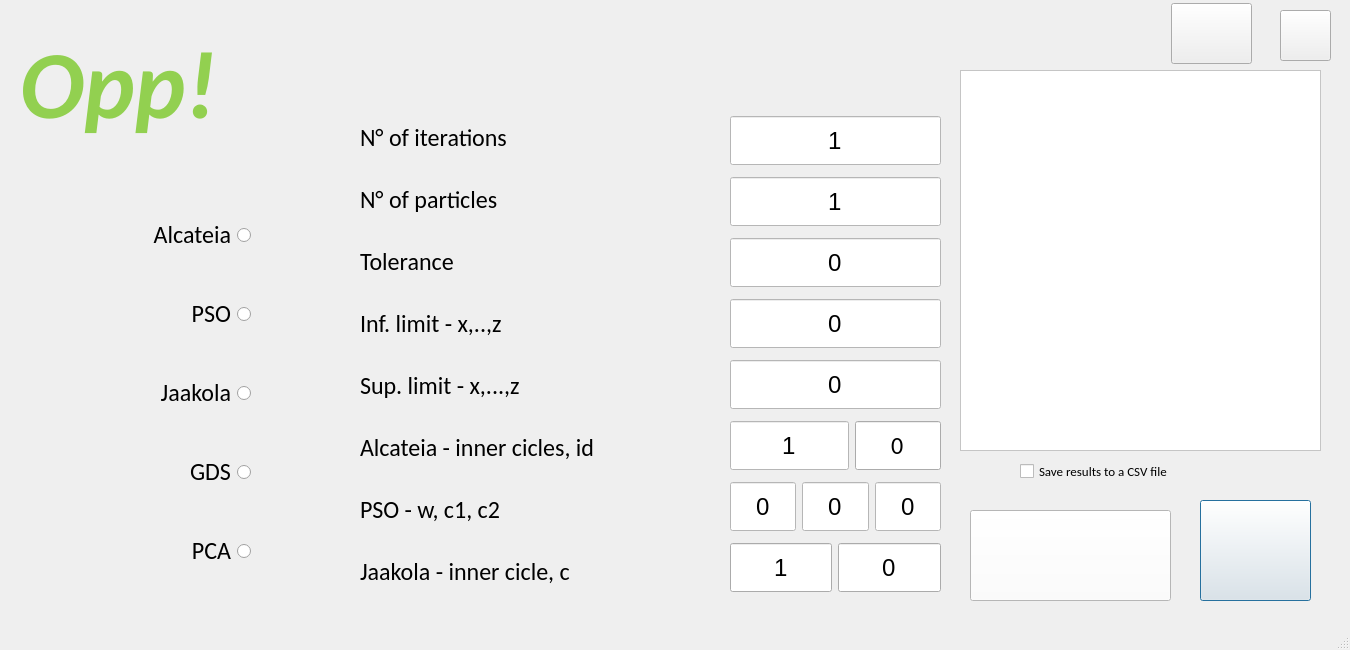
Old version of the form opp_gui.ui in the repository LukeKort/Opp.
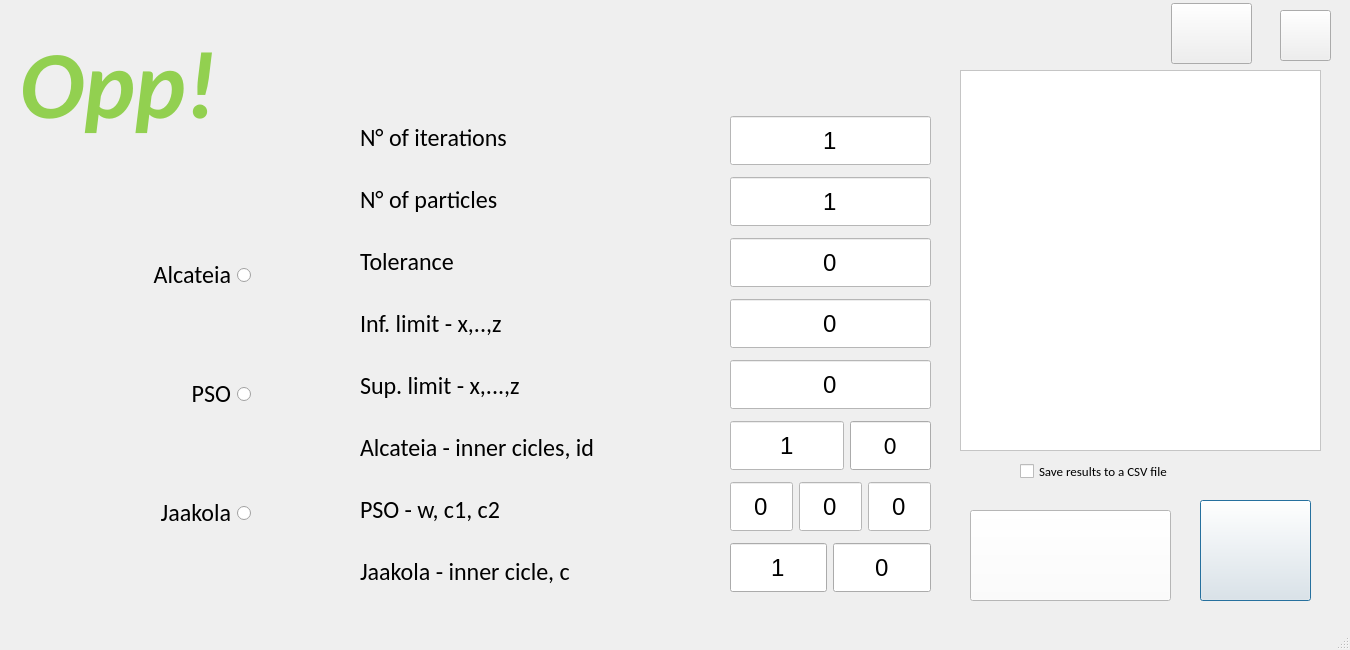
New version of the form. Icons and pictures are not drawn.

What changed in the file:
```diff
--- a/opp_gui.ui
+++ b/opp_gui.ui
@@ -630,50 +630,6 @@
        </property>
       </widget>
      </item>
-     <item>
-      <widget class="QRadioButton" name="grad_desc_stoc">
-       <property name="font">
-        <font>
-         <family>Calibri</family>
-         <pointsize>18</pointsize>
-        </font>
-       </property>
-       <property name="acceptDrops">
-        <bool>false</bool>
-       </property>
-       <property name="layoutDirection">
-        <enum>Qt::RightToLeft</enum>
-       </property>
-       <property name="text">
-        <string>GDS</string>
-       </property>
-       <property name="autoExclusive">
-        <bool>false</bool>
-       </property>
-      </widget>
-     </item>
-     <item>
-      <widget class="QRadioButton" name="pca">
-       <property name="font">
-        <font>
-         <family>Calibri</family>
-         <pointsize>18</pointsize>
-        </font>
-       </property>
-       <property name="acceptDrops">
-        <bool>false</bool>
-       </property>
-       <property name="layoutDirection">
-        <enum>Qt::RightToLeft</enum>
-       </property>
-       <property name="text">
-        <string>PCA</string>
-       </property>
-       <property name="autoExclusive">
-        <bool>false</bool>
-       </property>
-      </widget>
-     </item>
     </layout>
    </widget>
    <widget class="QCheckBox" name="export_results_cvs">
@@ -700,7 +656,7 @@
      <rect>
       <x>730</x>
       <y>110</y>
-      <width>211</width>
+      <width>201</width>
       <height>491</height>
      </rect>
     </property>
```
